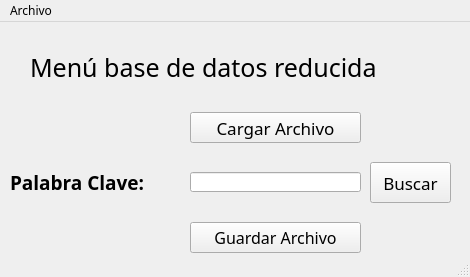
Above: Vista/untitled.ui from Erikadlv/interfazpyhton before the change. Below: the same form after it.
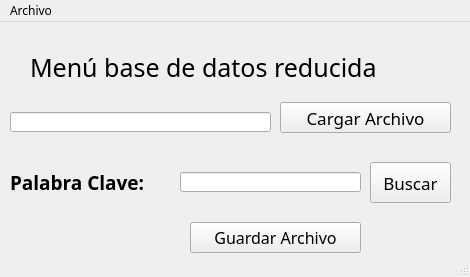
That is the form after the change.

What changed in the file:
```diff
--- a/Vista/untitled.ui
+++ b/Vista/untitled.ui
@@ -25,8 +25,8 @@
    <widget class="QPushButton" name="pushButton">
     <property name="geometry">
      <rect>
-      <x>190</x>
-      <y>90</y>
+      <x>280</x>
+      <y>80</y>
       <width>171</width>
       <height>31</height>
      </rect>
@@ -65,9 +65,9 @@
    <widget class="QLineEdit" name="lineEdit">
     <property name="geometry">
      <rect>
-      <x>190</x>
-      <y>150</y>
-      <width>171</width>
+      <x>10</x>
+      <y>90</y>
+      <width>261</width>
       <height>20</height>
      </rect>
     </property>
@@ -137,6 +137,16 @@
      <string>Buscar</string>
     </property>
    </widget>
+   <widget class="QLineEdit" name="lineEdit_2">
+    <property name="geometry">
+     <rect>
+      <x>180</x>
+      <y>150</y>
+      <width>181</width>
+      <height>20</height>
+     </rect>
+    </property>
+   </widget>
   </widget>
   <widget class="QMenuBar" name="menubar">
    <property name="geometry">
```
